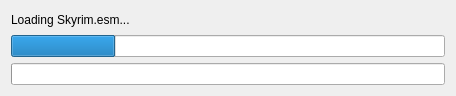
kstemp/TESviewer, file ui/FileProgressDialog.ui: the form before one commit.
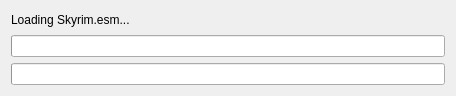
The form after the commit.

```diff
--- a/ui/FileProgressDialog.ui
+++ b/ui/FileProgressDialog.ui
@@ -26,7 +26,7 @@
      <item>
       <widget class="QProgressBar" name="pbFile">
        <property name="value">
-        <number>24</number>
+        <number>0</number>
        </property>
        <property name="textVisible">
         <bool>false</bool>
```
